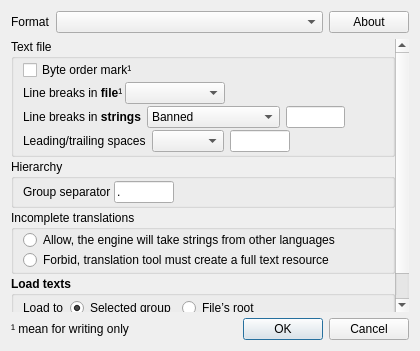
Mercury13/utranslator, file UTranslator/FmFileFormat.ui: the form before one commit.
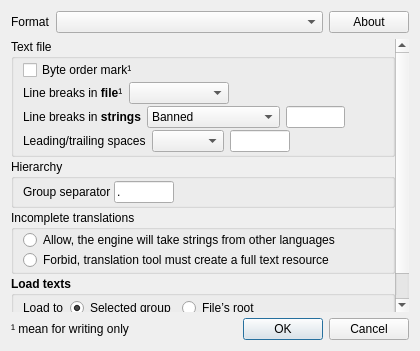
The form after the commit.

```diff
--- a/UTranslator/FmFileFormat.ui
+++ b/UTranslator/FmFileFormat.ui
@@ -92,6 +92,9 @@
           </item>
           <item>
            <layout class="QHBoxLayout" name="horizontalLayout_2">
+            <property name="spacing">
+             <number>6</number>
+            </property>
             <item>
              <widget class="QLabel" name="lbLineBreaksInFile">
               <property name="text">
```
